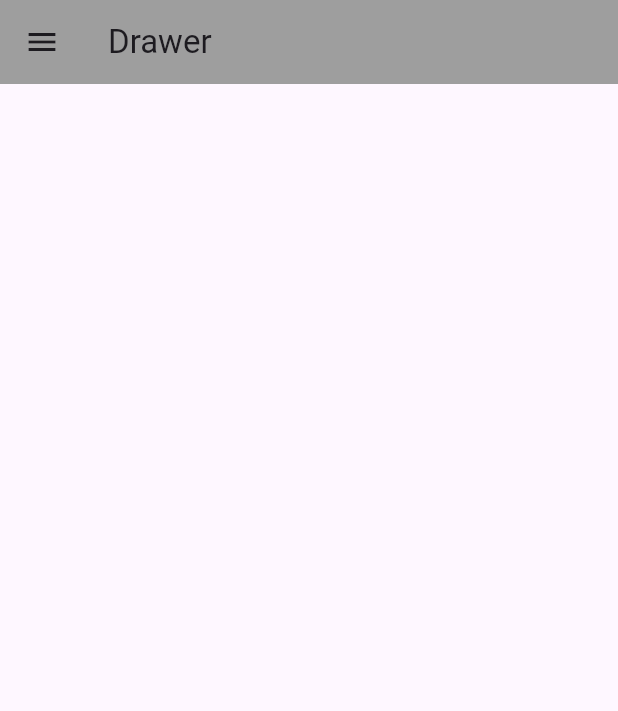
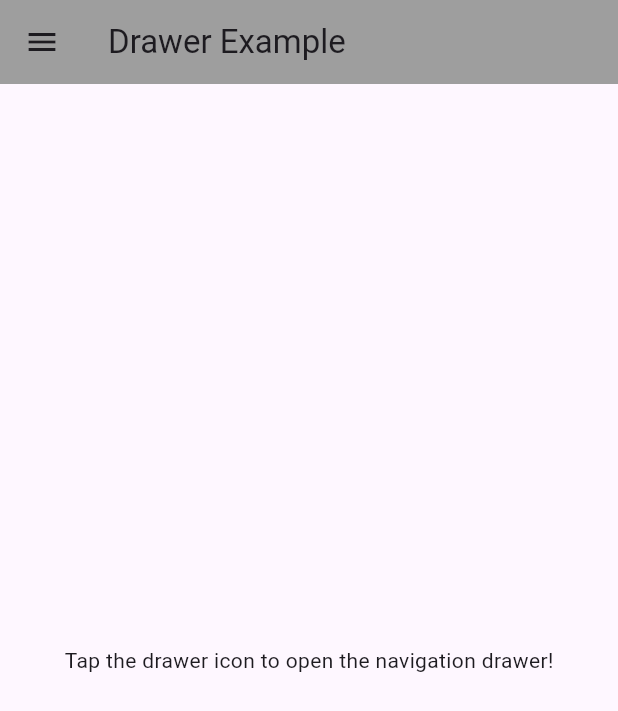
Before and after one commit to mkkm88/FlutterPractice, a Flutter app: the screen it shows after launch, on a phone screen of 412 x 824 dp. Shown: the top 711 px of the screen. Run offline on Flutter 3.47's test engine with Material 3 defaults, Android fonts, the phone set to English and light mode, and no system bars.

Commit message:
Drawer with header and navigator to the other pages

```diff
--- a/lib/main.dart
+++ b/lib/main.dart
@@ -1,7 +1,9 @@
+// main.dart
 import 'package:flutter/material.dart';
+import 'package:flutter_practice/otherpages.dart'; // Ensure this file exists
 
 void main() {
-  runApp(MyApp());
+  runApp(const MyApp());
 }
 
 class MyApp extends StatefulWidget {
@@ -17,12 +19,23 @@ class _MyAppState extends State<MyApp> with SingleTickerProviderStateMixin {
     return MaterialApp(
       title: 'My Application',
       debugShowCheckedModeBanner: false,
-      home: Scaffold(
-        appBar: AppBar(backgroundColor: Colors.grey, title: Text('Drawer')),
+      // The Navigator is created by MaterialApp.
+      // We need a context that is a descendant of this Navigator.
+      // Wrapping the home Scaffold in a Builder provides such a context.
+      home: Builder(
+        builder: (BuildContext builderContext) {
+          // Use builderContext for Navigator operations
+          return Scaffold(
+            appBar: AppBar(
+              backgroundColor: Colors.grey,
+              title: const Text('Drawer Example'), // Changed title for clarity
+            ),
             drawer: Drawer(
               child: ListView(
+                padding: EdgeInsets.zero, // Remove default ListView padding
                 children: <Widget>[
-              UserAccountsDrawerHeader(
+                  // UserAccountsDrawerHeader for the drawer header
+                  const UserAccountsDrawerHeader(
                     accountName: Text('Mohd Kasim'),
                     accountEmail: Text('dummy@kasim.com'),
                     currentAccountPicture: CircleAvatar(
@@ -41,24 +54,53 @@ class _MyAppState extends State<MyApp> with SingleTickerProviderStateMixin {
                       ),
                     ],
                   ),
+                  // ListTile for navigating to Page 1
                   ListTile(
-                title: Text('Page 1'),
-                trailing: Icon(Icons.arrow_forward),
+                    title: const Text('Page 1'),
+                    trailing: const Icon(Icons.arrow_forward),
+                    onTap: () {
+                      // Use builderContext for Navigator operations
+                      Navigator.of(builderContext).push(
+                        MaterialPageRoute(
+                          builder: (BuildContext context) =>
+                              const OtherPages('Page 1'),
                         ),
+                      );
+                    },
+                  ),
+                  // ListTile for navigating to Page 2
                   ListTile(
-                title: Text('Page 2'),
-                trailing: Icon(Icons.arrow_forward),
+                    title: const Text('Page 2'),
+                    trailing: const Icon(Icons.arrow_forward),
+                    onTap: () {
+                      // Use builderContext for Navigator operations
+                      Navigator.of(builderContext).push(
+                        MaterialPageRoute(
+                          builder: (BuildContext context) =>
+                              const OtherPages('Page 2'),
                         ),
+                      );
+                    },
+                  ),
+                  // ListTile for closing the drawer
                   ListTile(
-                title: Text('Close'),
-                trailing: Icon(Icons.close),
+                    title: const Text(
+                      'Close Drawer',
+                    ), // Changed text for clarity
+                    trailing: const Icon(Icons.close),
                     onTap: () {
-                  Navigator.pop(context);
+                      // Use builderContext for Navigator operations to pop the drawer
+                      Navigator.pop(builderContext);
                     },
                   ),
                 ],
               ),
             ),
+            body: const Center(
+              child: Text('Tap the drawer icon to open the navigation drawer!'),
+            ),
+          );
+        },
       ),
     );
   }
```
Also changed, not shown: lib/otherpages.dart (added, +14 -0 lines). Lines whose indentation alone changed are shown as unchanged.
